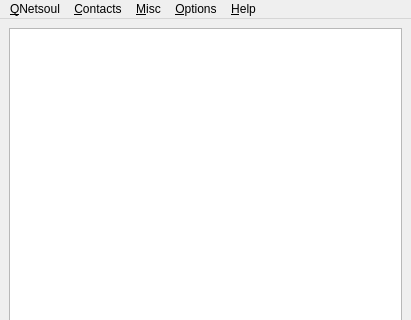
Above: qns/ui/QNetsoul.ui from 8102/QNetSoul before the change; both pictures show x 0 to 411 and y 0 to 320 of the 411 by 470 pixel window. Below: the same form after it.
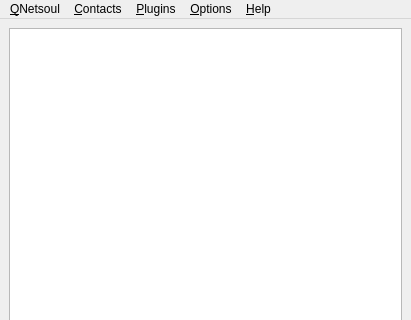
That is the form after the change. Icons and pictures are not drawn. Custom widgets are drawn as their Qt base class.

Commit message: Version 1.5: Plugins architecture added + portraits fixed

The edit to the form file:
```diff
--- a/qns/ui/QNetsoul.ui
+++ b/qns/ui/QNetsoul.ui
@@ -154,9 +154,9 @@
     <addaction name="actionSaveContacts"/>
     <addaction name="actionSaveContactsAs"/>
    </widget>
-   <widget class="QMenu" name="menuFeaturettes">
+   <widget class="QMenu" name="menuPlugins">
     <property name="title">
-     <string>&amp;Misc</string>
+     <string>&amp;Plugins</string>
     </property>
     <addaction name="actionVDM"/>
     <addaction name="actionCNF"/>
@@ -164,7 +164,7 @@
    </widget>
    <addaction name="menuQNetsoul"/>
    <addaction name="menuAccount"/>
-   <addaction name="menuFeaturettes"/>
+   <addaction name="menuPlugins"/>
    <addaction name="menuOptions"/>
    <addaction name="menuAbout"/>
   </widget>
```
Left out of the diff: 6 changed lines with no effect on the pictures. The commit also changes 33 other files.
